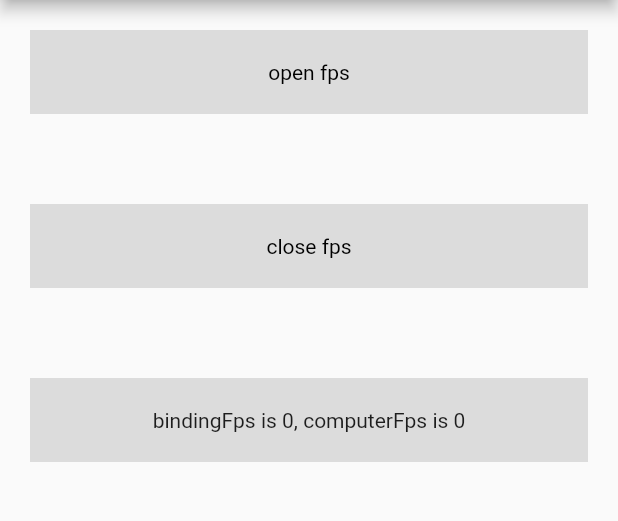
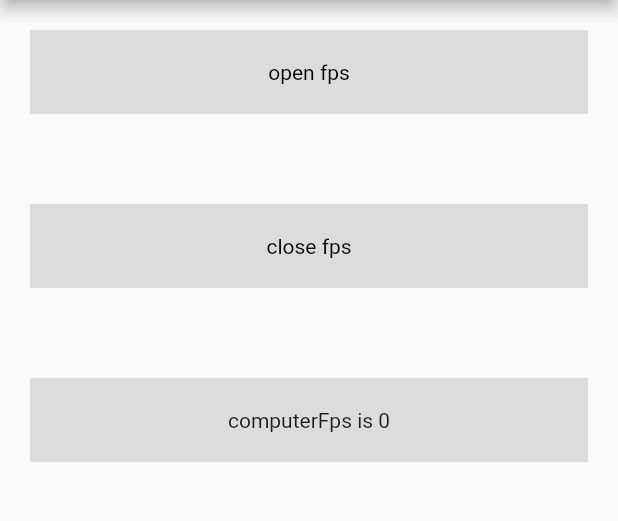
Before and after one commit to allenymt/flutter_fps, a Flutter app: the screen it shows after launch, on a phone screen of 412 x 824 dp, the part 84-605 px from its top. Run offline on Flutter 3.47's test engine with Material 2 defaults, Android fonts, the phone set to English and light mode, and no system bars.

Commit message:
增加注释

```diff
--- a/example/lib/demo.dart
+++ b/example/lib/demo.dart
@@ -6,6 +6,7 @@ import 'fps_helper.dart';
 /// do what
 /// @author yulun
 /// @since 2020-07-17 14:51
+/// 尽量在profile模式下测试 ，并且打开performance比对
 class TestFpsWidget extends StatefulWidget {
   @override
   State createState() {
@@ -60,7 +61,7 @@ class TestFpsState extends State<TestFpsWidget> {
             padding: EdgeInsets.only(top: 20, bottom: 20),
             alignment: Alignment.center,
             child: Text(
-                "bindingFps is ${FpsHelper.instance.bindingFpsAvg?.floor()}, computerFps is ${FpsHelper.instance.computeFpsAvg?.floor()}"),
+                "computerFps is ${FpsHelper.instance.computeFpsAvg?.floor()}"),
             color: Colors.black12,
           ),
           onTap: () {
```
